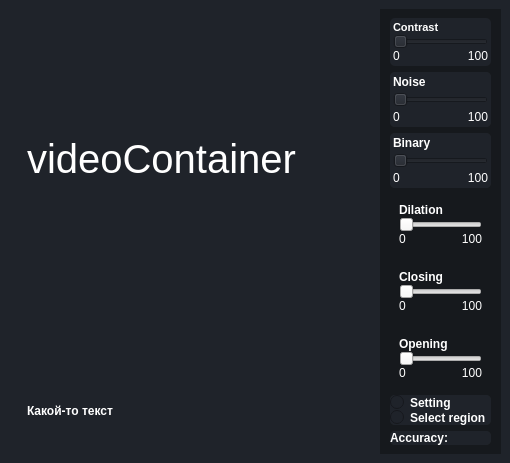
Above: glasCylinders.ui from kuznetsona/gasCylinders before the change. Below: the same form after it.
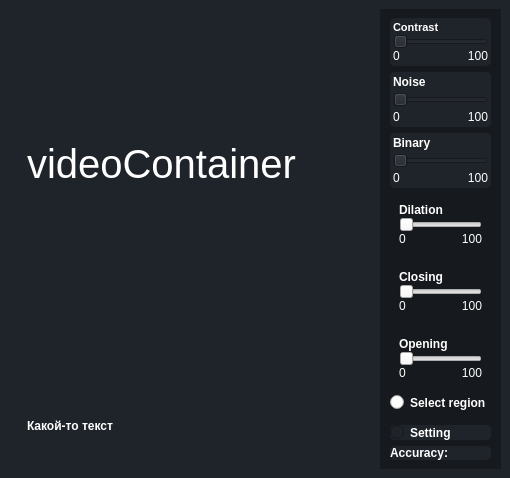
That is the form after the change.

Commit message: Кадрирование видеопотока

Patch:
```diff
--- a/glasCylinders.ui
+++ b/glasCylinders.ui
@@ -765,6 +765,43 @@
          </layout>
         </widget>
        </item>
+       <item>
+        <widget class="QFrame" name="frame_selectRegion">
+         <property name="frameShape">
+          <enum>QFrame::StyledPanel</enum>
+         </property>
+         <property name="frameShadow">
+          <enum>QFrame::Raised</enum>
+         </property>
+         <layout class="QVBoxLayout" name="verticalLayout_4">
+          <property name="spacing">
+           <number>0</number>
+          </property>
+          <property name="leftMargin">
+           <number>0</number>
+          </property>
+          <property name="topMargin">
+           <number>0</number>
+          </property>
+          <property name="rightMargin">
+           <number>0</number>
+          </property>
+          <item>
+           <widget class="QRadioButton" name="selectRegionButton">
+            <property name="font">
+             <font>
+              <weight>75</weight>
+              <bold>true</bold>
+             </font>
+            </property>
+            <property name="text">
+             <string>Select region</string>
+            </property>
+           </widget>
+          </item>
+         </layout>
+        </widget>
+       </item>
        <item>
         <widget class="QFrame" name="frame_settings">
          <property name="styleSheet">
@@ -806,19 +843,6 @@
             </property>
            </widget>
           </item>
-          <item>
-           <widget class="QRadioButton" name="selectRegionButton">
-            <property name="font">
-             <font>
-              <weight>75</weight>
-              <bold>true</bold>
-             </font>
-            </property>
-            <property name="text">
-             <string>Select region</string>
-            </property>
-           </widget>
-          </item>
          </layout>
         </widget>
        </item>
```
The commit also changes 1 other file.
